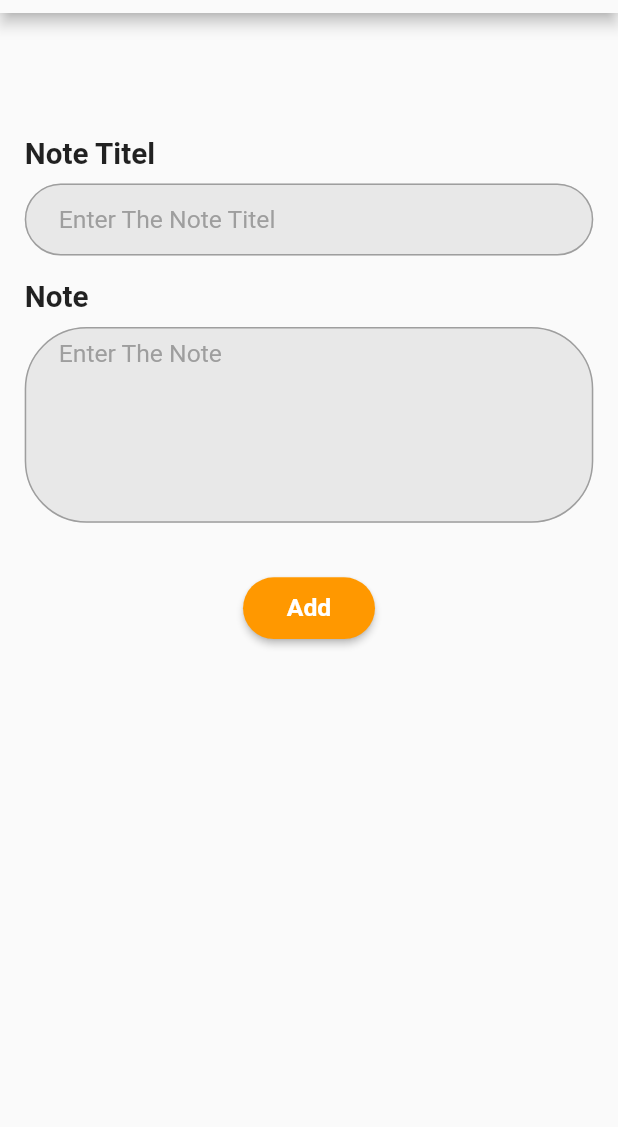
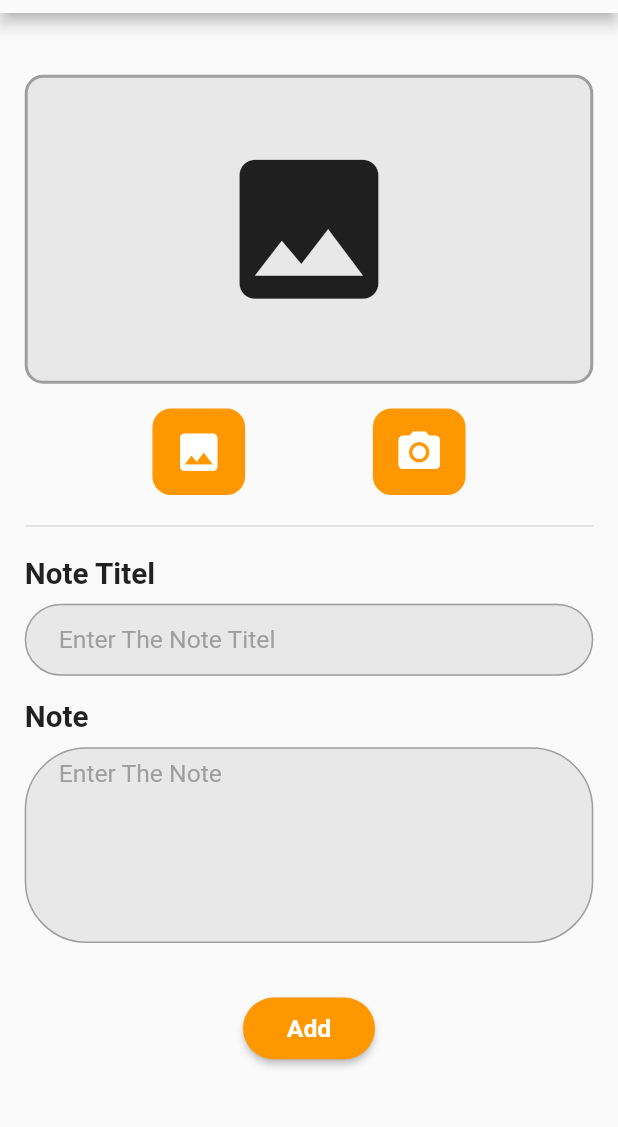
Before and after one commit to MuhammedBashuaib/note_app_with_firebase, a Flutter app: the AddNoteScreen screen opened directly with empty values, on a phone screen of 412 x 824 dp, the part 71-1198 px from its top. Run offline on Flutter 3.47's test engine with Material 2 defaults, Android fonts, the phone set to English and light mode, and no system bars; drawn by our look-alikes of modal_progress_hud_nsn; our stand-ins replace cloud_firestore, firebase_auth, firebase_core, flutter_bloc, google_sign_in; accounts and stored records are empty.

Commit message:
UPD add note screen and edit note screen (ADD custom add image screen)

```diff
--- a/lib/presentation/widgets/add_note_form.dart
+++ b/lib/presentation/widgets/add_note_form.dart
@@ -4,6 +4,7 @@ import 'package:flutter_bloc/flutter_bloc.dart';
 import 'package:note_app_with_firebase/cubits/add_note_cubit/add_note_cubit.dart';
 import 'package:note_app_with_firebase/cubits/notes_cubit/notes_cubit.dart';
 import 'package:note_app_with_firebase/data/models/category_model.dart';
+import 'package:note_app_with_firebase/presentation/widgets/custom_add_image_widget.dart';
 import 'package:note_app_with_firebase/presentation/widgets/custom_material_button.dart';
 import 'package:note_app_with_firebase/presentation/widgets/custom_text_form_field.dart';
 import 'package:note_app_with_firebase/res/color_app.dart';
@@ -36,7 +37,12 @@ class _AddNoteFormState extends State<AddNoteForm> {
       child: Column(
         children: [
           SizedBox(
-            height: heightScreen * .1,
+            height: heightScreen * .05,
+          ),
+          CustomAddImageWidget(),
+          Divider(
+            height: heightScreen * .05,
+            thickness: 1,
           ),
           CustomTextFormField(
             controller: widget.noteTitleController,
--- /dev/null
+++ b/lib/presentation/widgets/custom_add_image_widget.dart
@@ -0,0 +1,53 @@
+import 'package:flutter/material.dart';
+import 'package:note_app_with_firebase/presentation/widgets/custom_icon_button.dart';
+
+import 'package:note_app_with_firebase/res/color_app.dart';
+import 'package:note_app_with_firebase/res/sizes.dart';
+
+class CustomAddImageWidget extends StatelessWidget {
+  const CustomAddImageWidget({
+    super.key,
+  });
+
+  @override
+  Widget build(BuildContext context) {
+    return Column(
+      children: [
+        Container(
+          height: heightScreen * .25,
+          width: double.infinity,
+          decoration: BoxDecoration(
+            color: MyColors.kGrey.withOpacity(0.2),
+            borderRadius: BorderRadius.circular(
+              widthScreen * .03,
+            ),
+            border: Border.all(
+              color: MyColors.kGrey,
+              width: 2,
+            ),
+          ),
+          child: Icon(
+            Icons.image,
+            size: heightScreen * .15,
+          ),
+        ),
+        SizedBox(
+          height: heightScreen * .02,
+        ),
+        Row(
+          mainAxisAlignment: MainAxisAlignment.spaceEvenly,
+          children: [
+            CustomIconButton(
+              icon: Icons.photo,
+              onTap: () {},
+            ),
+            CustomIconButton(
+              icon: Icons.camera_alt,
+              onTap: () {},
+            )
+          ],
+        )
+      ],
+    );
+  }
+}
--- /dev/null
+++ b/lib/presentation/widgets/custom_icon_button.dart
@@ -0,0 +1,36 @@
+import 'package:flutter/material.dart';
+import 'package:note_app_with_firebase/res/color_app.dart';
+import 'package:note_app_with_firebase/res/sizes.dart';
+
+class CustomIconButton extends StatelessWidget {
+  const CustomIconButton({
+    super.key,
+    this.onTap,
+    required this.icon,
+  });
+
+  final void Function()? onTap;
+  final IconData icon;
+
+  @override
+  Widget build(BuildContext context) {
+    return GestureDetector(
+      onTap: onTap,
+      child: Container(
+        height: heightScreen * .07,
+        width: widthScreen * .15,
+        decoration: BoxDecoration(
+          color: MyColors.kOrange,
+          borderRadius: BorderRadius.circular(
+            widthScreen * .03,
+          ),
+        ),
+        child: Icon(
+          icon,
+          color: MyColors.kWhite,
+          size: heightScreen * .04,
+        ),
+      ),
+    );
+  }
+}
--- a/lib/presentation/widgets/edit_note_form.dart
+++ b/lib/presentation/widgets/edit_note_form.dart
@@ -3,6 +3,7 @@ import 'package:flutter_bloc/flutter_bloc.dart';
 import 'package:note_app_with_firebase/cubits/edit_note_cubit/edit_note_cubit.dart';
 import 'package:note_app_with_firebase/cubits/notes_cubit/notes_cubit.dart';
 import 'package:note_app_with_firebase/data/models/note_model.dart';
+import 'package:note_app_with_firebase/presentation/widgets/custom_add_image_widget.dart';
 import 'package:note_app_with_firebase/presentation/widgets/custom_material_button.dart';
 import 'package:note_app_with_firebase/presentation/widgets/custom_text_form_field.dart';
 import 'package:note_app_with_firebase/res/color_app.dart';
@@ -29,7 +30,12 @@ class EditNoteForm extends StatelessWidget {
       child: Column(
         children: [
           SizedBox(
-            height: heightScreen * .1,
+            height: heightScreen * .05,
+          ),
+          CustomAddImageWidget(),
+          Divider(
+            height: heightScreen * .05,
+            thickness: 1,
           ),
           CustomTextFormField(
             controller: noteTitleController,
```
